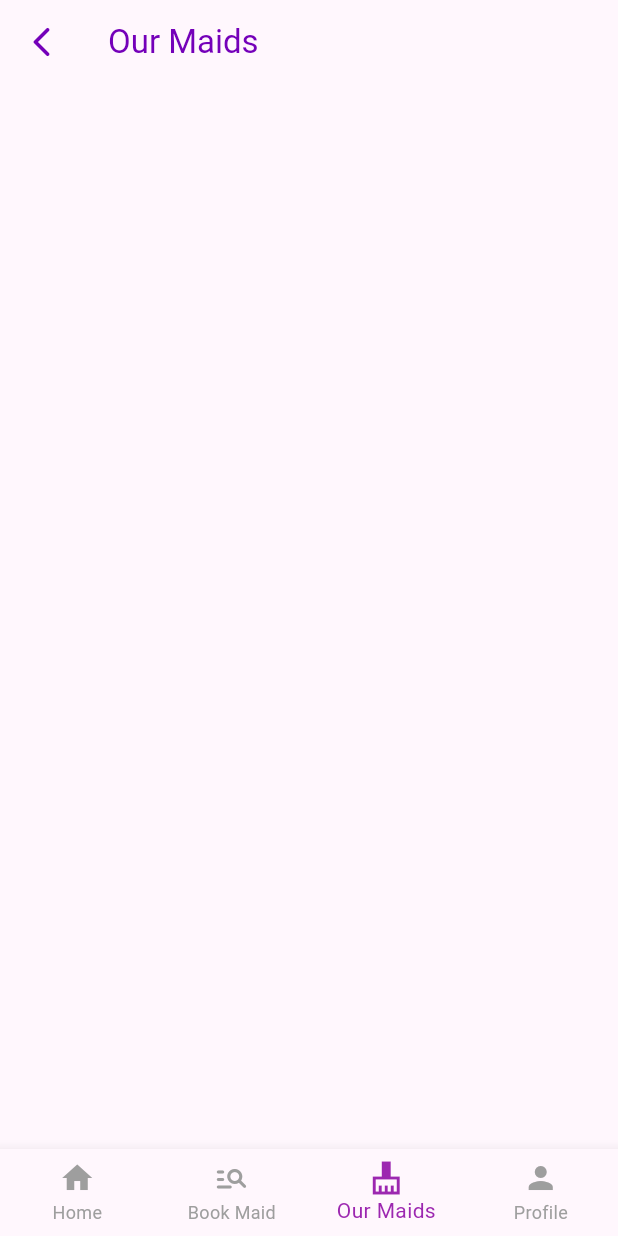
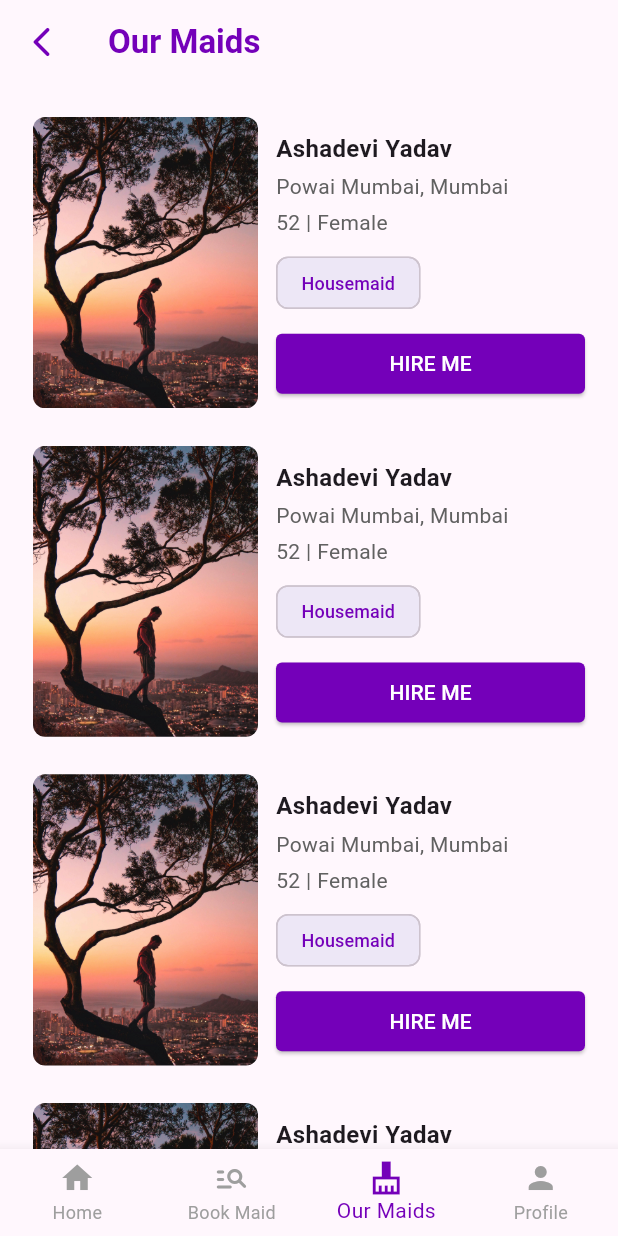
Before and after one commit to kaamwalibaistech/kaamwalibais, a Flutter app: the screen it shows after launch, item 3 of the bottom bar chosen, on a phone screen of 412 x 824 dp. Run offline on Flutter 3.47's test engine with Material 3 defaults, Android fonts, the light colour scheme and no system bars.

Commit message:
image added

```diff
--- a/lib/Navigation_folder/navigation_screen.dart
+++ b/lib/Navigation_folder/navigation_screen.dart
@@ -29,7 +29,7 @@ class _NavigationScreenState extends State<NavigationScreen> {
   Widget build(BuildContext context) {
     return Scaffold(
       bottomNavigationBar: BottomNavigationBar(
-        selectedItemColor: Colors.purple,
+        selectedItemColor: Theme.of(context).colorScheme.primary,
         unselectedItemColor: Colors.grey,
         currentIndex: index,
         onTap: onTapChange,
--- a/lib/ourmiad_folder/our_maids_screen.dart
+++ b/lib/ourmiad_folder/our_maids_screen.dart
@@ -7,12 +7,94 @@ class OurMaidsScreen extends StatelessWidget {
   Widget build(BuildContext context) {
     return Scaffold(
       appBar: AppBar(
-        foregroundColor: Theme.of(context).primaryColor,
+        foregroundColor: Theme.of(context).colorScheme.primary,
         leading: IconButton(
-          onPressed: () {},
+          onPressed: () => Navigator.pop(context),
           icon: Icon(Icons.arrow_back_ios_rounded),
         ),
-        title: Text("Our Maids"),
+        title: Text("Our Maids", style: TextStyle(fontWeight: FontWeight.w600)),
+      ),
+      body: ListView.builder(
+        padding: EdgeInsets.all(12),
+        itemCount: 10,
+        itemBuilder: (context, index) {
+          return Container(
+            padding: EdgeInsets.all(10),
+            margin: EdgeInsets.only(bottom: 5),
+            child: Row(
+              children: [
+                ClipRRect(
+                  borderRadius: BorderRadius.circular(8),
+                  child: Image.asset(
+                    "lib/assets/test.jpg",
+                    width: 150,
+                    // height: 100,
+                    fit: BoxFit.cover,
+                  ),
+                ),
+                SizedBox(width: 12),
+                Expanded(
+                  child: Column(
+                    crossAxisAlignment: CrossAxisAlignment.start,
+                    children: [
+                      Text(
+                        "Ashadevi Yadav",
+                        style: TextStyle(
+                          fontWeight: FontWeight.bold,
+                          fontSize: 16,
+                        ),
+                      ),
+                      SizedBox(height: 4),
+                      Text(
+                        "Powai Mumbai, Mumbai",
+                        style: TextStyle(color: Colors.grey[700]),
+                      ),
+                      SizedBox(height: 4),
+                      Text(
+                        "52 | Female",
+                        style: TextStyle(color: Colors.grey[700]),
+                      ),
+                      SizedBox(height: 6),
+                      Wrap(
+                        spacing: 6,
+                        runSpacing: -8,
+                        children: [
+                          Chip(
+                            label: Text("Housemaid"),
+                            backgroundColor: Colors.deepPurple[50],
+                            labelStyle: TextStyle(
+                              color: Theme.of(context).colorScheme.primary,
+                              fontSize: 12,
+                            ),
+                          ),
+                        ],
+                      ),
+                      SizedBox(height: 10),
+                      SizedBox(
+                        width: double.infinity,
+                        height: 40,
+                        child: ElevatedButton(
+                          style: ElevatedButton.styleFrom(
+                            backgroundColor:
+                                Theme.of(context).colorScheme.primary,
+                            shape: RoundedRectangleBorder(
+                              borderRadius: BorderRadius.circular(4),
+                            ),
+                          ),
+                          onPressed: () {},
+                          child: Text(
+                            'HIRE ME',
+                            style: TextStyle(color: Colors.white),
+                          ),
+                        ),
+                      ),
+                    ],
+                  ),
+                ),
+              ],
+            ),
+          );
+        },
       ),
     );
   }
--- a/pubspec.yaml
+++ b/pubspec.yaml
@@ -57,8 +57,8 @@ flutter:
   uses-material-design: true
 
   # To add assets to your application, add an assets section, like this:
-  # assets:
-  #   - images/a_dot_burr.jpeg
+  assets:
+    - lib/assets/
   #   - images/a_dot_ham.jpeg
 
   # An image asset can refer to one or more resolution-specific "variants", see
```
Also changed, not shown: lib/assets/test.jpg (added).
